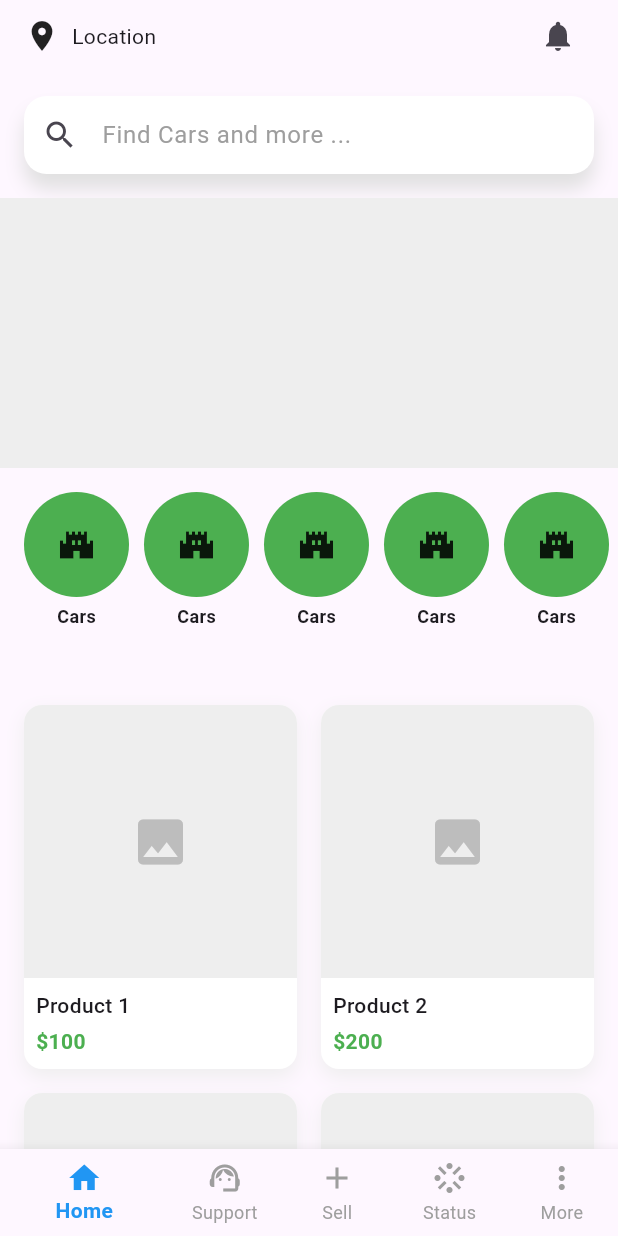
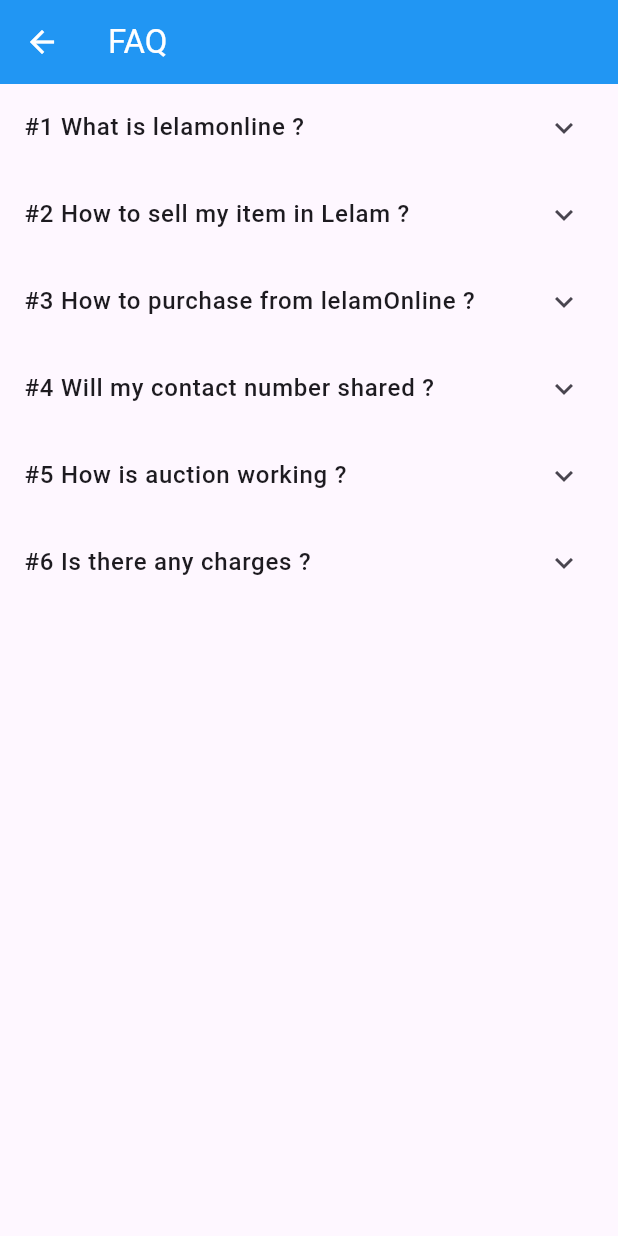
Before and after one commit to Greencreon-LLP-2/Lelam-online-V2, a Flutter app: the screen it shows after launch, in the side drawer, after a tap on "FAQ", on a phone screen of 412 x 824 dp. Run offline on Flutter 3.47's test engine with Material 3 defaults, Android fonts, the phone set to English and light mode, and no system bars; our stand-ins replace go_router.

Commit message:
added FAQ page

```diff
--- a/lib/core/router/app_router.dart
+++ b/lib/core/router/app_router.dart
@@ -2,7 +2,9 @@ import 'package:flutter/material.dart';
 import 'package:go_router/go_router.dart';
 import 'package:lelamonline_flutter/core/router/route_names.dart';
 import 'package:lelamonline_flutter/feature/categories/view/categories_page.dart';
+import 'package:lelamonline_flutter/feature/faq/view/faq_page.dart';
 import 'package:lelamonline_flutter/feature/home/view/pages/main_scaffold.dart';
+import 'package:lelamonline_flutter/feature/product/view/pages/product_details_page.dart';
 import 'package:lelamonline_flutter/feature/sell/view/pages/sell_page.dart';
 import 'package:lelamonline_flutter/feature/shortlist/views/short_list_page.dart';
 import 'package:lelamonline_flutter/feature/status/view/pages/buying_status_page.dart';
@@ -41,6 +43,16 @@ final GoRouter appRouter = GoRouter(
       builder: (context, state) => const SellPage(),
       name: RouteNames.sellpage,
     ),
+    GoRoute(
+      path: RouteNames.productDetailsPage,
+      builder: (context, state) => const ProductDetailsPage(),
+      name: RouteNames.productDetailsPage,
+    ),
+    GoRoute(
+      path: RouteNames.faqPage,
+      builder: (context, state) => const FAQPage(),
+      name: RouteNames.faqPage,
+    ),
   ],
   errorBuilder:
       (context, state) => Scaffold(
--- a/lib/core/router/route_names.dart
+++ b/lib/core/router/route_names.dart
@@ -6,4 +6,6 @@ class RouteNames {
   static const String shortlistpage = "/shortlistpage";
   static const String buyingStatusPage = "/buyingStatusPage";
   static const String sellingstatuspage = "/sellingstatuspage";
+  static const String productDetailsPage = "/productDetailsPage";
+  static const String faqPage = "/faqPage";
 }
--- /dev/null
+++ b/lib/feature/faq/view/faq_page.dart
@@ -0,0 +1,68 @@
+import 'package:flutter/material.dart';
+
+class FAQPage extends StatelessWidget {
+  const FAQPage({super.key});
+
+  @override
+  Widget build(BuildContext context) {
+    return Scaffold(
+      appBar: AppBar(
+        backgroundColor: Colors.blue,
+        leading: IconButton(
+          icon: Icon(Icons.arrow_back, color: Colors.white),
+          onPressed: () => Navigator.pop(context),
+        ),
+        title: Text('FAQ', style: TextStyle(color: Colors.white)),
+      ),
+      body: ListView(
+        children: [
+          _buildFAQItem(
+            '#1 What is lelamonline ?',
+            'LelamOnline is an online platform for selling and buying usedcars and other items through meetings',
+          ),
+          _buildFAQItem(
+            '#2 How to sell my item in Lelam ?',
+            'Details about selling items...',
+          ),
+          _buildFAQItem(
+            '#3 How to purchase from lelamOnline ?',
+            'Details about purchasing...',
+          ),
+          _buildFAQItem(
+            '#4 Will my contact number shared ?',
+            'Information about contact sharing policy...',
+          ),
+          _buildFAQItem(
+            '#5 How is auction working ?',
+            'Details about auction process...',
+          ),
+          _buildFAQItem(
+            '#6 Is there any charges ?',
+            'Information about charges and fees...',
+          ),
+        ],
+      ),
+    );
+  }
+
+  Widget _buildFAQItem(String question, String answer) {
+    return ExpansionTile(
+      title: Text(
+        question,
+        style: TextStyle(fontSize: 16, fontWeight: FontWeight.w500),
+      ),
+      children: [
+        Padding(
+          padding: const EdgeInsets.symmetric(horizontal: 16.0, vertical: 8.0),
+          child: Align(
+            alignment: Alignment.centerLeft,
+            child: Text(
+              answer,
+              style: TextStyle(fontSize: 14, color: Colors.black87),
+            ),
+          ),
+        ),
+      ],
+    );
+  }
+}
--- a/lib/feature/home/view/widgets/app_drawer.dart
+++ b/lib/feature/home/view/widgets/app_drawer.dart
@@ -72,8 +72,8 @@ class AppDrawerWidget extends StatelessWidget {
             icon: Icons.question_answer,
             title: 'FAQ',
             onTap: () {
-              // TODO: Navigate to FAQ
               Navigator.pop(context);
+              context.pushNamed(RouteNames.faqPage);
             },
           ),
           _buildDrawerItem(
--- a/lib/feature/home/view/widgets/product_section_widget.dart
+++ b/lib/feature/home/view/widgets/product_section_widget.dart
@@ -1,4 +1,7 @@
 import 'package:flutter/material.dart';
+import 'package:go_router/go_router.dart';
+import 'package:lelamonline_flutter/core/router/route_names.dart';
+import 'package:lelamonline_flutter/core/theme/app_theme.dart';
 
 class ProductSectionWidget extends StatelessWidget {
   const ProductSectionWidget({super.key});
@@ -18,7 +21,13 @@ class ProductSectionWidget extends StatelessWidget {
       ),
       itemCount: 10,
       itemBuilder: (context, index) {
-        return Container(
+        return InkWell(
+          onTap: () {
+            context.pushNamed(RouteNames.productDetailsPage);
+          },
+          splashColor: AppTheme.primaryColor.withOpacity(.1),
+          borderRadius: BorderRadius.circular(12),
+          child: Ink(
             decoration: BoxDecoration(
               color: Colors.white,
               borderRadius: BorderRadius.circular(12),
@@ -80,6 +89,7 @@ class ProductSectionWidget extends StatelessWidget {
                 ),
               ],
             ),
+          ),
         );
       },
     );
```
Also changed, not shown: lib/feature/product/view/pages/product_details_page.dart (added, +321 -0 lines), lib/feature/faq/view/pages/faq_page.dart (added), pubspec.lock. Lines whose indentation alone changed are shown as unchanged.
